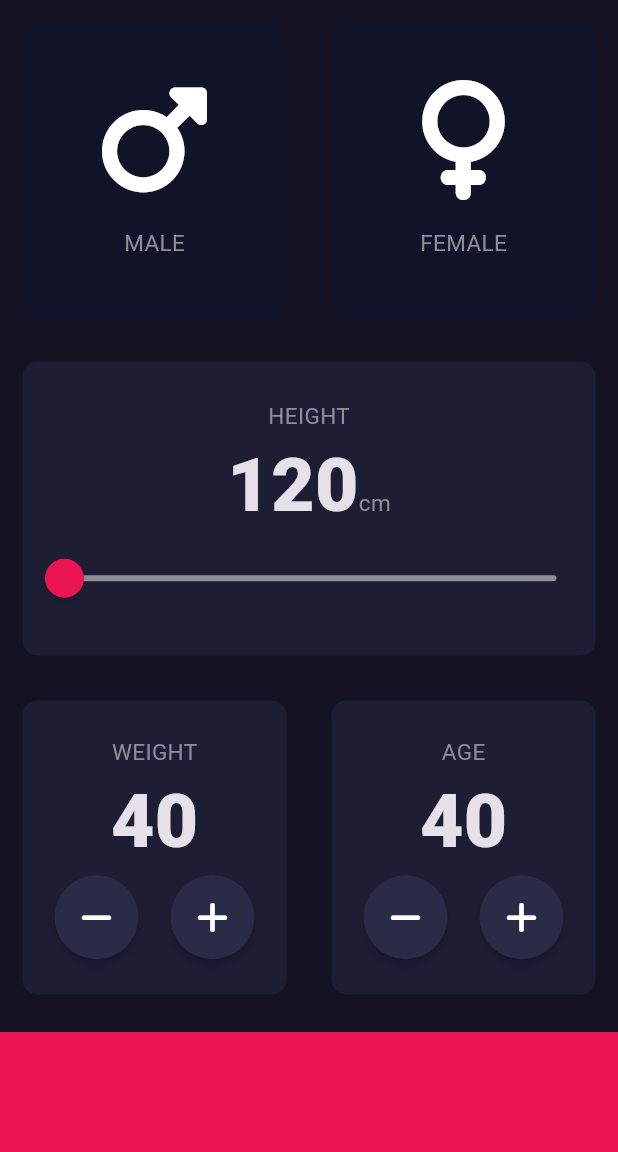
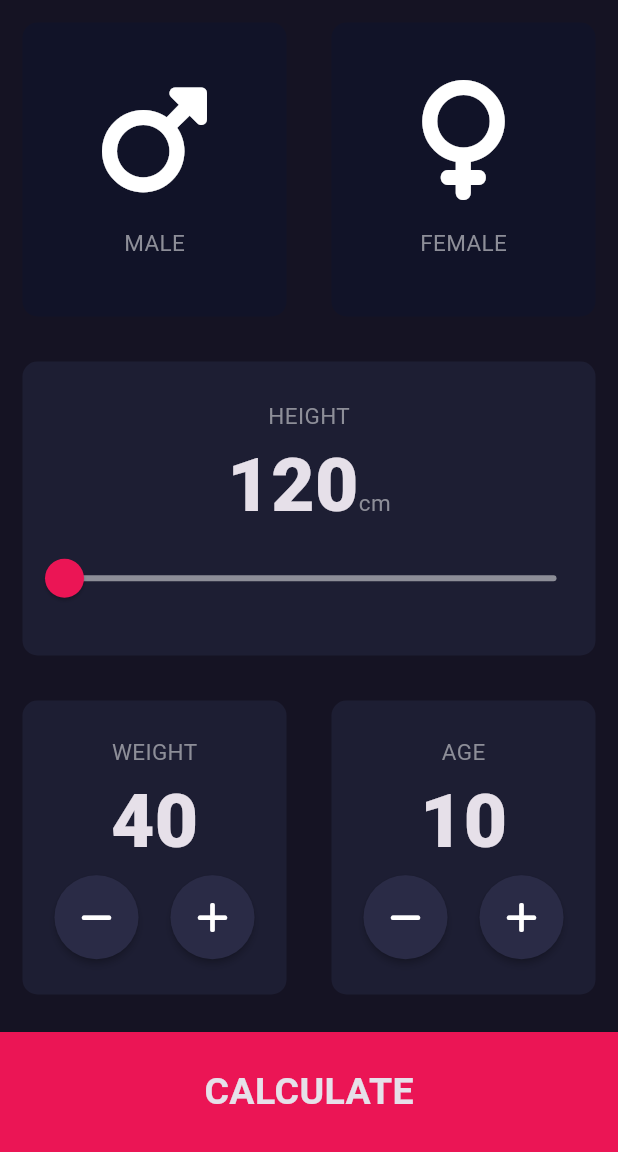
Before and after one commit to msiprime/BMIcalc, a Flutter app: the screen it shows after launch, on a phone screen of 412 x 824 dp, the part 84-1236 px from its top. Run offline on Flutter 3.47's test engine with Material 3 defaults, Android fonts, the light colour scheme and no system bars; our stand-ins replace font_awesome_flutter.

Commit message:
only functionalities left

```diff
--- /dev/null
+++ b/lib/calculate_gesture_detector.dart
@@ -0,0 +1,32 @@
+import 'package:flutter/material.dart';
+
+import 'constants.dart';
+
+class BottomButton extends StatelessWidget {
+  final dynamic onTap;
+  final String gestureText;
+
+  const BottomButton({
+    super.key,
+    this.onTap,
+    required this.gestureText,
+  });
+
+  @override
+  Widget build(BuildContext context) {
+    return GestureDetector(
+        onTap: onTap,
+
+        child: Container(
+          alignment: Alignment.center,
+          margin: const EdgeInsets.only(top: 10),
+          height: bottomContainerHeight,
+          width: double.infinity,
+          color: bottomContainerColor,
+          child: Text(
+            gestureText,
+            style: kLargeTextStyle,
+          ),
+        ));
+  }
+}
--- a/lib/input_page.dart
+++ b/lib/input_page.dart
@@ -3,6 +3,7 @@ import 'package:bmi_calculator/round_icon_button.dart';
 import 'package:flutter/material.dart';
 import 'package:font_awesome_flutter/font_awesome_flutter.dart';
 
+import 'calculate_gesture_detector.dart';
 import 'constants.dart';
 import 'icon_content.dart';
 
@@ -19,7 +20,7 @@ class InputPageState extends State<InputPage> {
   Gender? selectedGender;
   double _currentHeight = 120.0;
   double _currentWeight = 40.0;
-  int _currentAge = 40;
+  int _currentAge = 10;
 
   @override
   Widget build(BuildContext context) {
@@ -141,8 +142,6 @@ class InputPageState extends State<InputPage> {
                                   _currentWeight++;
                                 });
                               },
-                              // backgroundColor: Color(0xFF2A2B46),
-                              // child: Icon(Icons.add),
                             )
                           ],
                         )
@@ -192,11 +191,11 @@ class InputPageState extends State<InputPage> {
               ],
             ),
           ),
-          Container(
-            margin: const EdgeInsets.only(top: 10),
-            height: bottomContainerHeight,
-            width: double.infinity,
-            color: bottomContainerColor,
+          BottomButton(
+            onTap: () {
+              Navigator.pushNamed(context, '/second');
+            },
+            gestureText: 'CALCULATE',
           )
         ],
       ),
--- a/lib/main.dart
+++ b/lib/main.dart
@@ -1,3 +1,4 @@
+import 'package:bmi_calculator/second_screen.dart';
 import 'package:flutter/material.dart';
 
 import 'constants.dart';
@@ -11,6 +12,8 @@
   @override
   Widget build(BuildContext context) {
     return MaterialApp(
+      initialRoute: '/',
+      routes: {'/second': (context) => const ResultsPage()},
       theme: ThemeData.dark().copyWith(
         sliderTheme: SliderTheme.of(context).copyWith(
           activeTrackColor: Colors.white,
```
Also changed, not shown: lib/constants.dart (+7 -1 lines), lib/second_screen.dart (added, +66 -0 lines).
